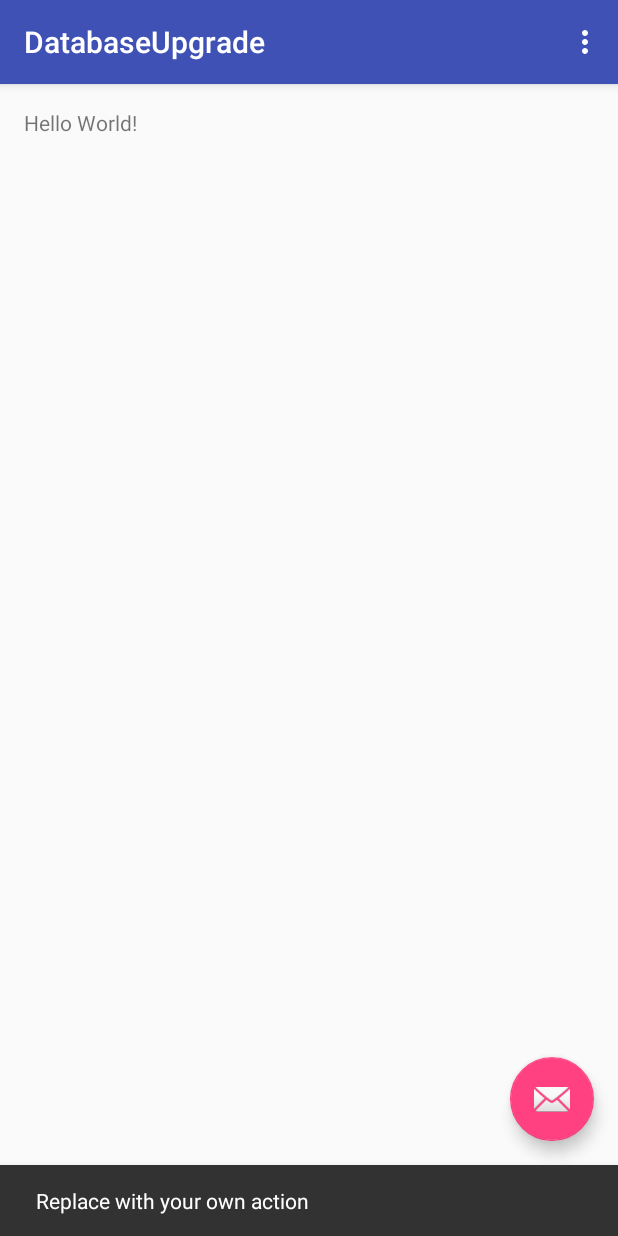
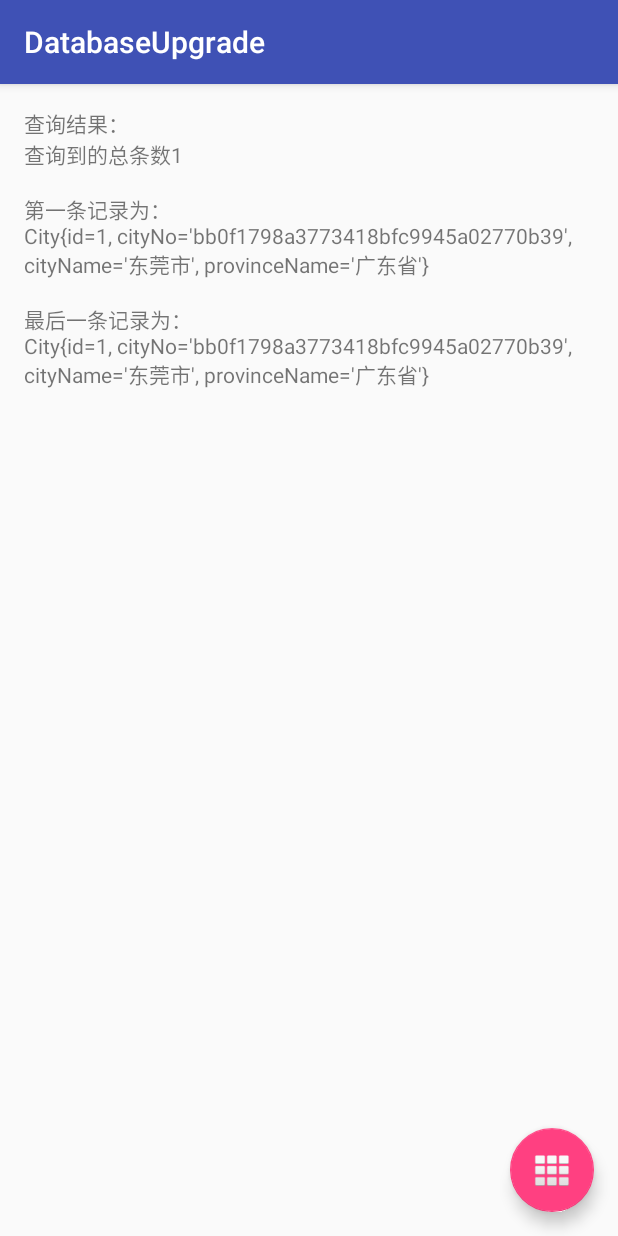
Before and after one commit to wobuaihuangjun/DatabaseManager, an Android app: the screen it shows after launch (MainActivity), after a tap on an icon or button, on a phone screen of 412 x 824 dp. Run offline under Robolectric (Android 15) with nearby library versions, the phone set to English and light mode, and no system bars.

Commit message:
add demo

```diff
--- a/app/src/main/java/com/huangzj/databaseupgrade/MainActivity.java
+++ b/app/src/main/java/com/huangzj/databaseupgrade/MainActivity.java
@@ -6,8 +6,13 @@ import android.support.design.widget.Snackbar;
 import android.support.v7.app.AppCompatActivity;
 import android.support.v7.widget.Toolbar;
 import android.view.View;
-import android.view.Menu;
-import android.view.MenuItem;
+import android.widget.TextView;
+
+import com.huangzj.databaseupgrade.dao.bean.City;
+import com.huangzj.databaseupgrade.dao.bean.CityDao;
+import com.huangzj.databaseupgrade.util.UUIDUtil;
+
+import java.util.List;
 
 public class MainActivity extends AppCompatActivity {
 
@@ -15,38 +20,56 @@ public class MainActivity extends AppCompatActivity {
     protected void onCreate(Bundle savedInstanceState) {
         super.onCreate(savedInstanceState);
         setContentView(R.layout.activity_main);
+
         Toolbar toolbar = (Toolbar) findViewById(R.id.toolbar);
         setSupportActionBar(toolbar);
 
-       FloatingActionButton fab = (FloatingActionButton) findViewById(R.id.fab);
+        FloatingActionButton fab = (FloatingActionButton) findViewById(R.id.fab);
         fab.setOnClickListener(new View.OnClickListener() {
             @Override
             public void onClick(View view) {
-                Snackbar.make(view, "Replace with your own action", Snackbar.LENGTH_LONG)
-                        .setAction("Action", null).show();
+//                Snackbar.make(view, "Replace with your own action", Snackbar.LENGTH_LONG)
+//                        .setAction("Action", null).show();
+                initData();
+                initView();
             }
         });
+
+        cityDao = new CityDao(this);
+        initView();
     }
 
-    @Override
-    public boolean onCreateOptionsMenu(Menu menu) {
-        // Inflate the menu; this adds items to the action bar if it is present.
-        getMenuInflater().inflate(R.menu.menu_main, menu);
-        return true;
+    CityDao cityDao;
+
+    private void initView() {
+        TextView textView = (TextView) findViewById(R.id.text_city);
+        textView.setText(getData());
     }
 
-    @Override
-    public boolean onOptionsItemSelected(MenuItem item) {
-        // Handle action bar item clicks here. The action bar will
-        // automatically handle clicks on the Home/Up button, so long
-        // as you specify a parent activity in AndroidManifest.xml.
-        int id = item.getItemId();
+    private String getData() {
+        List<City> list = cityDao.queryForAll();
+        StringBuilder sb = new StringBuilder("查询结果：\n");
+        if (list == null || list.size() <= 0) {
+            sb.append("空");
+            return sb.toString();
+        }
+        sb.append("查询到的总条数").append(list.size()).append("\n\n");
+        sb.append("第一条记录为：\n");
+        sb.append(list.get(0).toString()).append("\n\n");
+        sb.append("最后一条记录为：\n");
+        sb.append(list.get(list.size() - 1).toString()).append("\n\n");
+        return sb.toString();
+    }
 
-        //noinspection SimplifiableIfStatement
-        if (id == R.id.action_settings) {
-            return true;
-        }
 
-        return super.onOptionsItemSelected(item);
+    private void initData() {
+        String cityUuid = UUIDUtil.getUUID();
+        City city = new City();
+        city.setProvinceName("广东省");
+        city.setCityName("东莞市");
+        city.setCityNo(cityUuid);
+
+        cityDao.insert(city);
     }
+
 }
--- /dev/null
+++ b/app/src/main/java/com/huangzj/databaseupgrade/dao/bean/City.java
@@ -0,0 +1,67 @@
+package com.huangzj.databaseupgrade.dao.bean;
+
+import com.j256.ormlite.field.DatabaseField;
+import com.j256.ormlite.table.DatabaseTable;
+
+/**
+ * 市信息数据表
+ * <p/>
+ * Created by lhd on 2015/10/9.
+ */
+@DatabaseTable(tableName = "city")
+public class City {
+
+    @DatabaseField(generatedId = true)
+    private Integer id;
+
+    @DatabaseField(unique = true)
+    private String cityNo;
+
+    @DatabaseField
+    private String cityName;
+
+    @DatabaseField
+    private String provinceName;
+
+    public Integer getId() {
+        return id;
+    }
+
+    public void setId(Integer id) {
+        this.id = id;
+    }
+
+    public String getCityNo() {
+        return cityNo;
+    }
+
+    public void setCityNo(String cityNo) {
+        this.cityNo = cityNo;
+    }
+
+    public String getCityName() {
+        return cityName;
+    }
+
+    public void setCityName(String cityName) {
+        this.cityName = cityName;
+    }
+
+    public String getProvinceName() {
+        return provinceName;
+    }
+
+    public void setProvinceName(String provinceName) {
+        this.provinceName = provinceName;
+    }
+
+    @Override
+    public String toString() {
+        return "City{" +
+                "id=" + id +
+                ", cityNo='" + cityNo + '\'' +
+                ", cityName='" + cityName + '\'' +
+                ", provinceName='" + provinceName + '\'' +
+                '}';
+    }
+}
--- /dev/null
+++ b/app/src/main/java/com/huangzj/databaseupgrade/dao/bean/CityDao.java
@@ -0,0 +1,31 @@
+package com.huangzj.databaseupgrade.dao.bean;
+
+import android.content.Context;
+
+import com.huangzj.databaseupgrade.dao.ormlite.OrmLiteDao;
+
+import java.util.List;
+
+/**
+ * 城市数据表操作类
+ *
+ * Created by lhd on 2015/10/9.
+ */
+public class CityDao extends OrmLiteDao<City> {
+
+    public CityDao(Context context) {
+        super(context, City.class);
+    }
+
+    public boolean createForBatch(List<City> list) {
+        return super.insertForBatch(list);
+    }
+
+    public List<City> queryByProvinceNo(String provinceNo) {
+        return super.queryByColumnName("provinceNo", provinceNo);
+    }
+
+    public City queryByCityNo(String cityNo) {
+        return super.queryForFirst("cityNo", cityNo);
+    }
+}
--- a/app/src/main/java/com/huangzj/databaseupgrade/dao/ormlite/DatabaseDeal.java
+++ b/app/src/main/java/com/huangzj/databaseupgrade/dao/ormlite/DatabaseHandler.java
@@ -17,12 +17,12 @@ import java.util.List;
  * <p/>
  * Created by huangzj on 2016/1/25.
  */
-public class DatabaseDeal<T> {
+public class DatabaseHandler<T> {
 
     private Class<T> clazz;
     private String tableName;
 
-    public DatabaseDeal(Class<T> clazz) {
+    public DatabaseHandler(Class<T> clazz) {
         this.clazz = clazz;
         tableName = DatabaseUtil.extractTableName(clazz);
     }
--- a/app/src/main/java/com/huangzj/databaseupgrade/dao/ormlite/DatabaseHelper.java
+++ b/app/src/main/java/com/huangzj/databaseupgrade/dao/ormlite/DatabaseHelper.java
@@ -3,8 +3,8 @@ package com.huangzj.databaseupgrade.dao.ormlite;
 import android.content.Context;
 import android.database.sqlite.SQLiteDatabase;
 
+import com.huangzj.databaseupgrade.dao.bean.City;
 import com.huangzj.databaseupgrade.util.LogUtil;
-import com.huangzj.databaseupgrade.dao.bean.TestBean;
 import com.j256.ormlite.android.AndroidDatabaseConnection;
 import com.j256.ormlite.android.apptools.OrmLiteSqliteOpenHelper;
 import com.j256.ormlite.dao.Dao;
@@ -31,11 +31,11 @@ public class DatabaseHelper extends OrmLiteSqliteOpenHelper {
     /**
      * 数据库版本号
      */
-    private static final int DATABASE_VERSION = 1;
+    private static final int DATABASE_VERSION = 3;
 
     private static DatabaseHelper instance;
 
-    private static ArrayList<DatabaseDeal> TableHandlers;
+    private static ArrayList<DatabaseHandler> TableHandlers;
 
     /**
      * dao缓存
@@ -55,7 +55,8 @@ public class DatabaseHelper extends OrmLiteSqliteOpenHelper {
 
                     // 注册所有用于处理升级等表操作的Handler
                     TableHandlers = new ArrayList<>();
-                    TableHandlers.add(new DatabaseDeal<>(TestBean.class));
+
+                    TableHandlers.add(new DatabaseHandler<>(City.class));
                 }
             }
         }
@@ -68,7 +69,7 @@ public class DatabaseHelper extends OrmLiteSqliteOpenHelper {
     public void upgrade(SQLiteDatabase db, ConnectionSource cs, int oldVersion, int newVersion) {
         LogUtil.i("数据库升级了" + " oldVersion = " +oldVersion+ " newVersion = "+newVersion);
         try {
-            for (DatabaseDeal handler : TableHandlers) {
+            for (DatabaseHandler handler : TableHandlers) {
                 handler.onUpgrade(db, cs, oldVersion, newVersion);
             }
         } catch (SQLException e) {
@@ -82,7 +83,7 @@ public class DatabaseHelper extends OrmLiteSqliteOpenHelper {
     public void downgrade(ConnectionSource cs, int oldVersion, int newVersion) {
         LogUtil.i("数据库降级了" + " oldVersion = " +oldVersion+ " newVersion = "+newVersion);
         try {
-            for (DatabaseDeal handler : TableHandlers) {
+            for (DatabaseHandler handler : TableHandlers) {
                 handler.onDowngrade(cs, oldVersion, newVersion);
             }
         } catch (SQLException e) {
@@ -95,7 +96,7 @@ public class DatabaseHelper extends OrmLiteSqliteOpenHelper {
      */
     public void clearAllData() {
         try {
-            for (DatabaseDeal handler : TableHandlers) {
+            for (DatabaseHandler handler : TableHandlers) {
                 handler.clear(connectionSource);
             }
         } catch (SQLException e) {
@@ -105,7 +106,7 @@ public class DatabaseHelper extends OrmLiteSqliteOpenHelper {
 
     public void createTables(ConnectionSource connectionSource) {
         try {
-            for (DatabaseDeal handler : TableHandlers) {
+            for (DatabaseHandler handler : TableHandlers) {
                 handler.create(connectionSource);
             }
         } catch (SQLException e) {
--- /dev/null
+++ b/app/src/main/java/com/huangzj/databaseupgrade/util/UUIDUtil.java
@@ -0,0 +1,19 @@
+package com.huangzj.databaseupgrade.util;
+
+import java.util.UUID;
+
+/**
+ * Created by lhd on 2015/9/24.
+ */
+public class UUIDUtil {
+
+    /**
+     * 获得一个UUID
+     *
+     * @return
+     */
+    public static String getUUID() {
+        String uuid = UUID.randomUUID().toString();
+        return uuid.substring(0, 8) + uuid.substring(9, 13) + uuid.substring(14, 18) + uuid.substring(19, 23) + uuid.substring(24);
+    }
+}
--- a/app/src/main/res/layout/activity_main.xml
+++ b/app/src/main/res/layout/activity_main.xml
@@ -30,6 +30,6 @@
         android:layout_height="wrap_content"
         android:layout_gravity="bottom|end"
         android:layout_margin="@dimen/fab_margin"
-        android:src="@android:drawable/ic_dialog_email" />
+        android:src="@android:drawable/ic_dialog_dialer" />
 
 </android.support.design.widget.CoordinatorLayout>
--- a/app/src/main/res/layout/content_main.xml
+++ b/app/src/main/res/layout/content_main.xml
@@ -1,20 +1,20 @@
 <?xml version="1.0" encoding="utf-8"?>
-<RelativeLayout
-    xmlns:android="http://schemas.android.com/apk/res/android"
+<RelativeLayout xmlns:android="http://schemas.android.com/apk/res/android"
+    xmlns:app="http://schemas.android.com/apk/res-auto"
     xmlns:tools="http://schemas.android.com/tools"
-    xmlns:app="http://schemas.android.com/apk/res-auto"
     android:layout_width="match_parent"
     android:layout_height="match_parent"
+    android:paddingBottom="@dimen/activity_vertical_margin"
     android:paddingLeft="@dimen/activity_horizontal_margin"
     android:paddingRight="@dimen/activity_horizontal_margin"
     android:paddingTop="@dimen/activity_vertical_margin"
-    android:paddingBottom="@dimen/activity_vertical_margin"
     app:layout_behavior="@string/appbar_scrolling_view_behavior"
-    tools:showIn="@layout/activity_main"
-    tools:context="com.huangzj.databaseupgrade.MainActivity">
+    tools:context="com.huangzj.databaseupgrade.MainActivity"
+    tools:showIn="@layout/activity_main">
 
     <TextView
-        android:text="Hello World!"
+        android:id="@+id/text_city"
         android:layout_width="wrap_content"
-        android:layout_height="wrap_content" />
+        android:layout_height="wrap_content"
+        android:text="Hello World!" />
 </RelativeLayout>
```
Also changed, not shown: app/src/main/java/com/huangzj/databaseupgrade/dao/bean/TestBean.java (deleted, +0 -35 lines).
